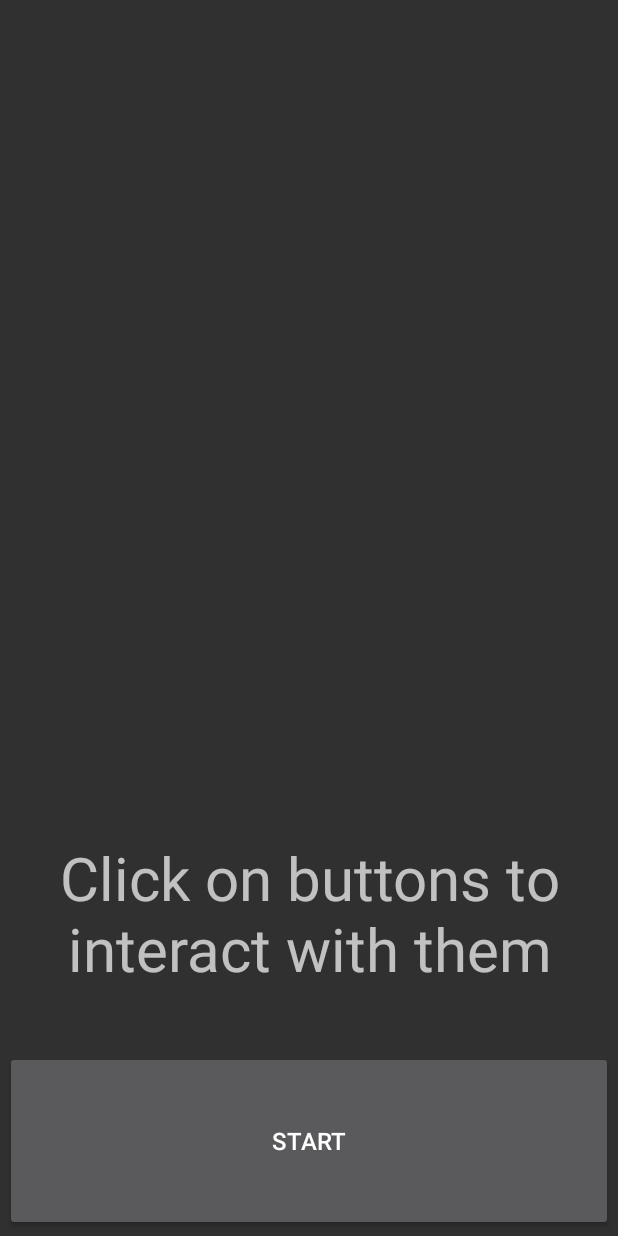
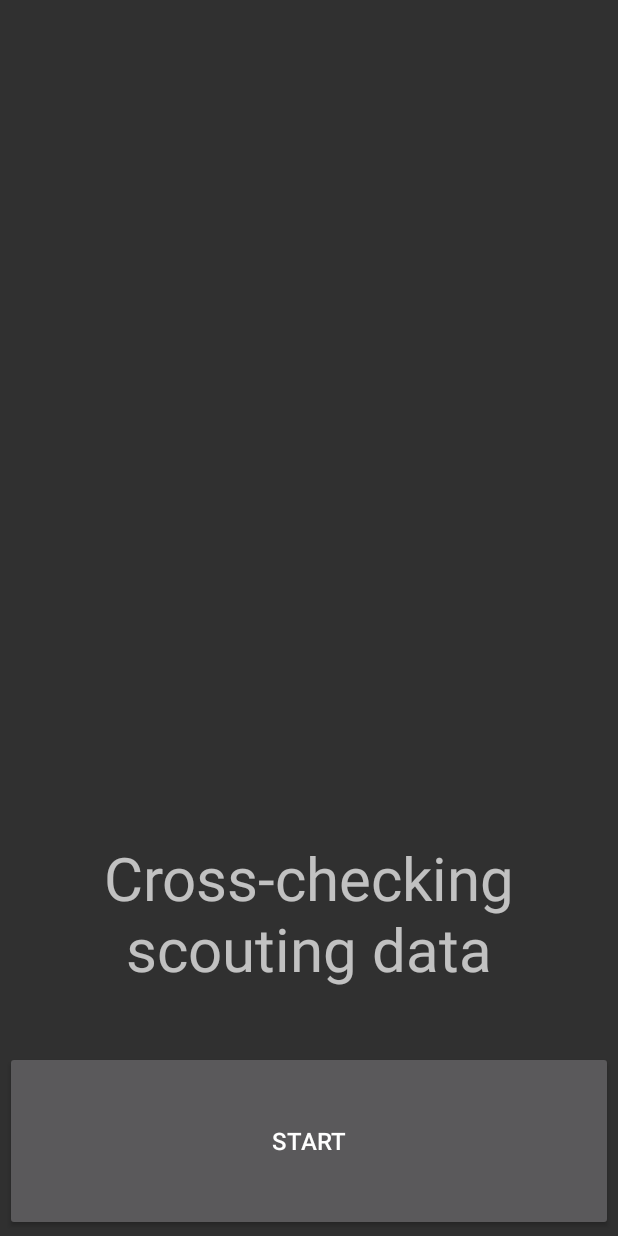
Before and after one commit to FRC4946/2025-Scouting-App, an Android app: the screen it shows after launch (MainActivity), on a phone screen of 412 x 824 dp. Run offline under Robolectric (Android 15) with nearby library versions, the phone set to English and light mode, and no system bars.

Commit message:
The brain damage from the dropkicks kicked in :(

```diff
--- a/app/src/main/java/com/example/a2024scoutingapp/MainActivity.java
+++ b/app/src/main/java/com/example/a2024scoutingapp/MainActivity.java
@@ -6,6 +6,8 @@ import android.os.Bundle;
 import android.util.Log;
 import android.view.View;
 import android.widget.Button;
+import android.widget.EditText;
+import android.widget.TextView;
 
 import androidx.appcompat.app.AppCompatActivity;
 
@@ -17,21 +19,22 @@ public class MainActivity extends AppCompatActivity {
     private ScoutingForm m_currentForm = new ScoutingForm();
     private String m_loadName;
     private Button start;
-    private String[] Tips = {"Click on buttons to interact with them", "Be a good scout, team needs you!", "Be careful in the pits", "Fixing errors", "Watching Declan yell at his computer", "Cross-checking scouting data", "Creeper? Aw man"};
+    private TextView LoadingTips;
+    private String[] Tips = {"Click on buttons to interact with them", "Be a good scout, team needs you!", "Be careful in the pits", "Fixing errors", "Declan's yelling at his computer", "Cross-checking scouting data", "Creeper? Aw man"};
 
     @SuppressLint("ClickableViewAccessibility")
     @Override
     protected void onCreate(Bundle savedInstanceState) {
         super.onCreate(savedInstanceState);
         setContentView(R.layout.activity_main1);
-
+        LoadingTips = findViewById(R.id.loadingscreentip);
         // Initialize UI components
         start = findViewById(R.id.start);
         if (start == null) {
             Log.e(TAG, "Button 'start' not found in layout");
             return;
         }
-
+        LoadingTips.setText(Tips[(int) (Math.random() * Tips.length)]);
         // Handle incoming Intent
         Intent intent = getIntent();
         if (intent != null) {
```
